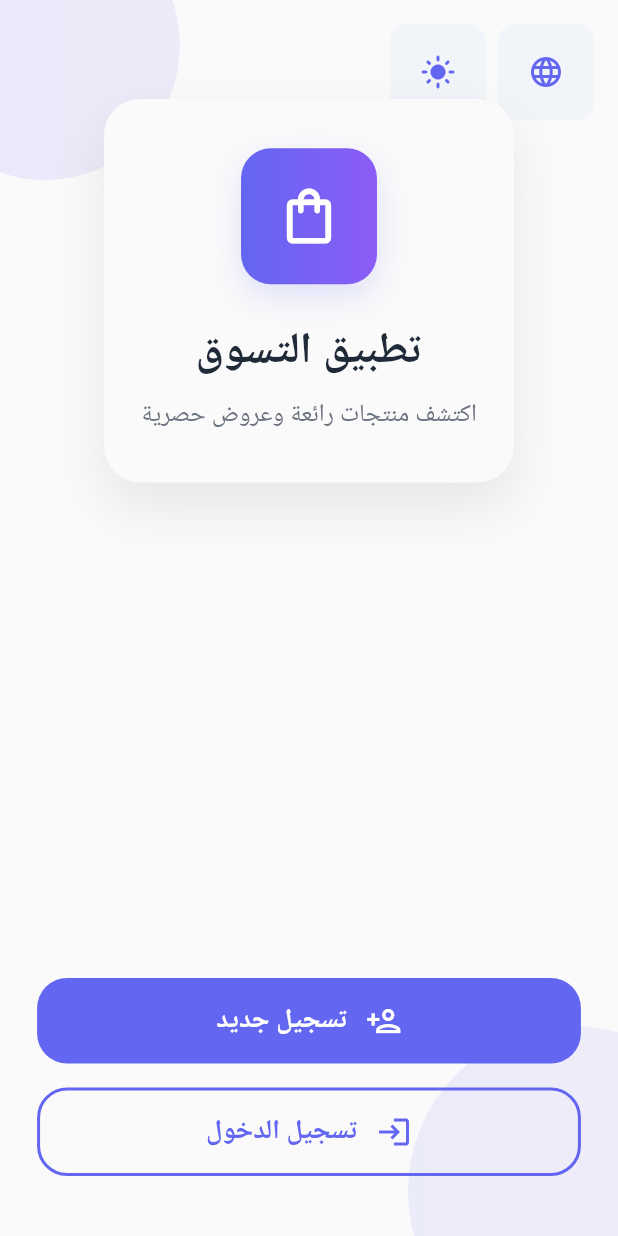
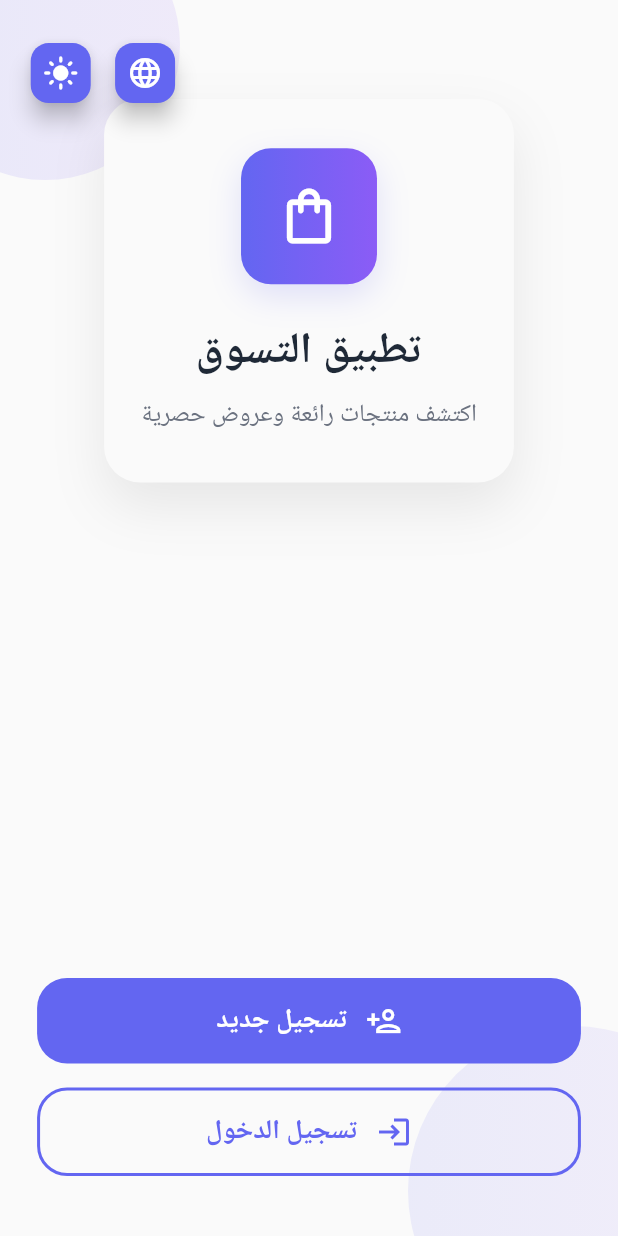
Before and after one commit to devNadaZain/Shopping-App, a Flutter app: the screen it shows after launch, after a tap on the "language" icon, on a phone screen of 412 x 824 dp. Run offline on Flutter 3.47's test engine with Material 3 defaults, Android fonts, the light colour scheme and no system bars; network calls fail.

Commit message:
enhance the position of buttons

```diff
--- a/lib/screens/welcome_screen.dart
+++ b/lib/screens/welcome_screen.dart
@@ -138,61 +138,6 @@ class _WelcomeScreenState extends State<WelcomeScreen>
                   ),
                 ),
               ],
-              // Language and theme switch buttons (top right)
-              Positioned(
-                top: 16,
-                right: 16,
-                child: Row(
-                  children: [
-                    Container(
-                      padding: const EdgeInsets.all(8),
-                      decoration: BoxDecoration(
-                        color: const Color(0xFFF1F5F9),
-                        borderRadius: BorderRadius.circular(12),
-                      ),
-                      child: IconButton(
-                        icon: const Icon(
-                          Icons.language,
-                          color: Color(0xFF6366F1),
-                        ),
-                        tooltip: 'Switch Language',
-                        onPressed: () {
-                          final isEnglish =
-                              Localizations.localeOf(context).languageCode ==
-                              'en';
-                          widget.onLocaleChange(
-                            Locale(isEnglish ? 'ar' : 'en'),
-                          );
-                        },
-                      ),
-                    ),
-                    const SizedBox(width: 8),
-                    Container(
-                      padding: const EdgeInsets.all(8),
-                      decoration: BoxDecoration(
-                        color: const Color(0xFFF1F5F9),
-                        borderRadius: BorderRadius.circular(12),
-                      ),
-                      child: IconButton(
-                        icon: Icon(
-                          Theme.of(context).brightness == Brightness.dark
-                              ? Icons.dark_mode
-                              : Icons.light_mode,
-                          color: const Color(0xFF6366F1),
-                        ),
-                        tooltip: 'Switch Theme',
-                        onPressed: () {
-                          widget.onThemeModeChange(
-                            Theme.of(context).brightness == Brightness.dark
-                                ? ThemeMode.light
-                                : ThemeMode.dark,
-                          );
-                        },
-                      ),
-                    ),
-                  ],
-                ),
-              ),
               // Main content
               Padding(
                 padding: EdgeInsets.symmetric(horizontal: size.width * 0.06),
@@ -378,6 +323,55 @@ class _WelcomeScreenState extends State<WelcomeScreen>
                   ],
                 ),
               ),
+              // Language and theme switch buttons (top right for LTR, top left for RTL)
+              Positioned(
+                top: size.height * 0.03,
+                right: Directionality.of(context) == TextDirection.ltr
+                    ? size.width * 0.04
+                    : null,
+                left: Directionality.of(context) == TextDirection.rtl
+                    ? size.width * 0.04
+                    : null,
+                child: Row(
+                  mainAxisSize: MainAxisSize.min,
+                  children: [
+                    FloatingActionButton(
+                      heroTag: 'lang_welcome',
+                      mini: true,
+                      backgroundColor: Theme.of(context).colorScheme.primary,
+                      foregroundColor: Theme.of(context).colorScheme.onPrimary,
+                      onPressed: () {
+                        final isEnglish =
+                            Localizations.localeOf(context).languageCode ==
+                            'en';
+                        widget.onLocaleChange(Locale(isEnglish ? 'ar' : 'en'));
+                      },
+                      tooltip: 'Switch Language',
+                      child: const Icon(Icons.language),
+                    ),
+                    SizedBox(width: size.width * 0.02),
+                    FloatingActionButton(
+                      heroTag: 'theme_welcome',
+                      mini: true,
+                      backgroundColor: Theme.of(context).colorScheme.primary,
+                      foregroundColor: Theme.of(context).colorScheme.onPrimary,
+                      onPressed: () {
+                        widget.onThemeModeChange(
+                          Theme.of(context).brightness == Brightness.dark
+                              ? ThemeMode.light
+                              : ThemeMode.dark,
+                        );
+                      },
+                      tooltip: 'Switch Theme',
+                      child: Icon(
+                        Theme.of(context).brightness == Brightness.dark
+                            ? Icons.dark_mode
+                            : Icons.light_mode,
+                      ),
+                    ),
+                  ],
+                ),
+              ),
             ],
           ),
         ),
```
Also changed, not shown: lib/screens/home_screen.dart (+48 -37 lines), lib/screens/signin_screen.dart (+26 -37 lines), lib/screens/signup_screen.dart (+26 -37 lines).
